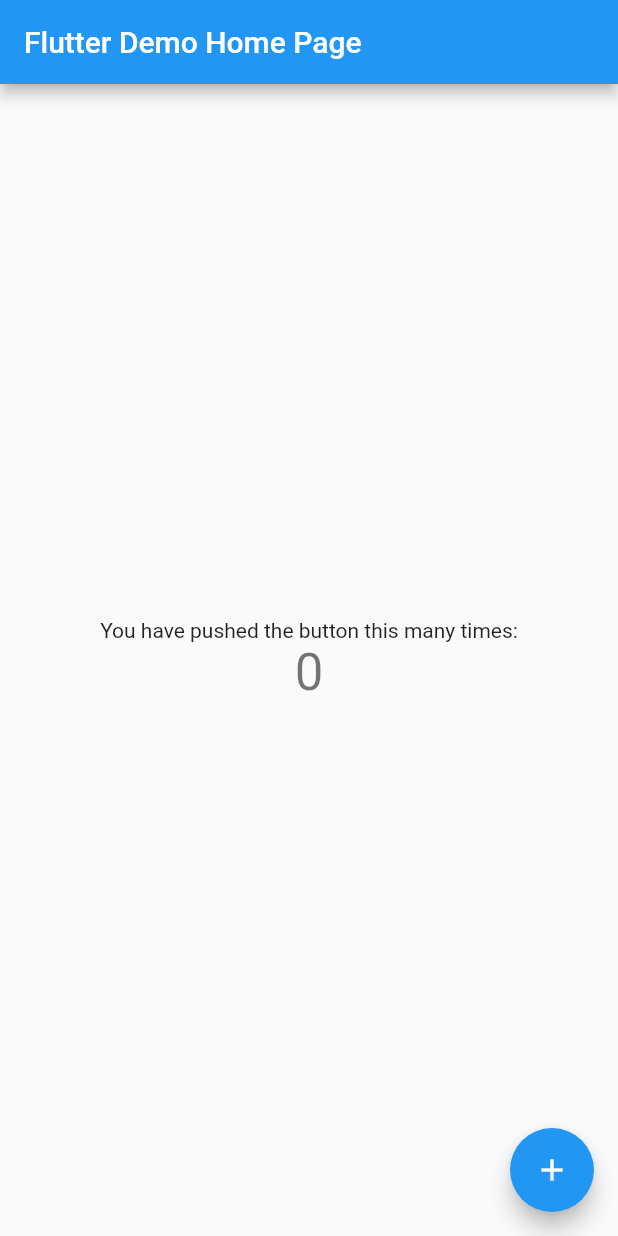
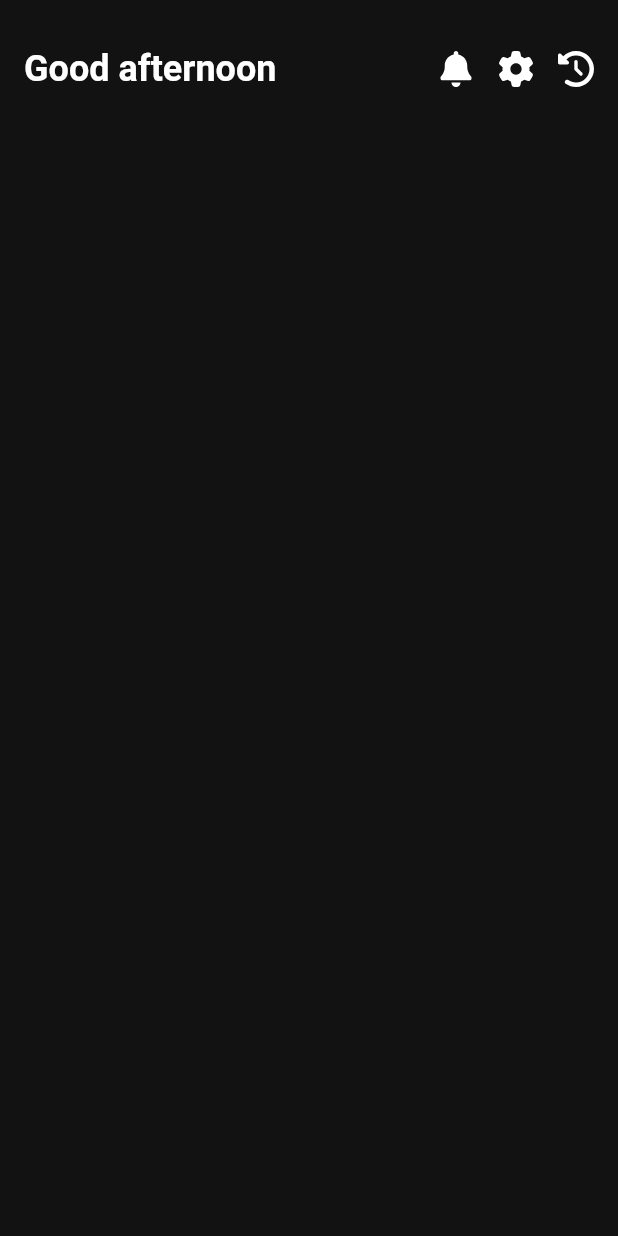
Before and after one commit to valentin-stamate/Mobile-Project, a Flutter app: the screen it shows after launch, on a phone screen of 412 x 824 dp. Run offline on Flutter 3.47's test engine with Material 2 defaults, Android fonts, the phone set to English and light mode, and no system bars; our stand-ins replace flutter_svg.

Commit message:
good afternoon

```diff
--- /dev/null
+++ b/lib/assets/assets.dart
@@ -0,0 +1,8 @@
+class Assets {
+  static const String iconPath = 'assets/icons';
+  static const String imagePath = 'assets/images';
+
+  static const String bellSolid = '$iconPath/bell-solid.svg';
+  static const String clockRotate = '$iconPath/clock-rotate-left-solid.svg';
+  static const String settings = '$iconPath/gear-solid.svg';
+}
--- /dev/null
+++ b/lib/home/components/intro.dart
@@ -0,0 +1,37 @@
+import 'package:flutter/material.dart';
+import 'package:spotify/assets/assets.dart';
+import 'package:spotify/utils/icon.dart';
+
+class Intro extends StatelessWidget {
+  const Intro({Key? key}) : super(key: key);
+
+  @override
+  Widget build(BuildContext context) {
+    return Container(
+      padding: const EdgeInsets.all(16),
+      decoration: const BoxDecoration(
+      ),
+      child: Row(
+        mainAxisAlignment: MainAxisAlignment.start,
+        crossAxisAlignment: CrossAxisAlignment.center,
+
+        children: const [
+          Text(
+            'Good afternoon',
+            style: TextStyle(
+              fontSize: 24,
+              fontWeight: FontWeight.bold,
+            ),
+          ),
+          Spacer(),
+          AppIcon(Assets.bellSolid),
+          SizedBox(width: 16),
+          AppIcon(Assets.settings),
+          SizedBox(width: 16),
+          AppIcon(Assets.clockRotate),
+        ]
+      )
+    );
+  }
+
+}
--- /dev/null
+++ b/lib/home/home.dart
@@ -0,0 +1,24 @@
+import 'package:flutter/material.dart';
+import 'package:flutter/services.dart';
+import 'package:spotify/home/components/intro.dart';
+
+class Home extends StatelessWidget {
+  const Home({Key? key}) : super(key: key);
+
+  @override
+  Widget build(BuildContext context) {
+    return Scaffold(
+      appBar: AppBar(),
+      body: Column(
+        mainAxisAlignment: MainAxisAlignment.start,
+        crossAxisAlignment: CrossAxisAlignment.stretch,
+
+        children: const [
+          SizedBox(height: 16),
+          Intro()
+        ],
+      ),
+    );
+  }
+
+}
--- a/lib/main.dart
+++ b/lib/main.dart
@@ -1,4 +1,6 @@
 import 'package:flutter/material.dart';
+import 'package:spotify/home/home.dart';
+import 'package:spotify/theme/theme.dart';
 
 void main() {
   runApp(const MyApp());
@@ -12,104 +14,8 @@ class MyApp extends StatelessWidget {
   Widget build(BuildContext context) {
     return MaterialApp(
       title: 'Flutter Demo',
-      theme: ThemeData(
-        // This is the theme of your application.
-        //
-        // Try running your application with "flutter run". You'll see the
-        // application has a blue toolbar. Then, without quitting the app, try
-        // changing the primarySwatch below to Colors.green and then invoke
-        // "hot reload" (press "r" in the console where you ran "flutter run",
-        // or simply save your changes to "hot reload" in a Flutter IDE).
-        // Notice that the counter didn't reset back to zero; the application
-        // is not restarted.
-        primarySwatch: Colors.blue,
-      ),
-      home: const MyHomePage(title: 'Flutter Demo Home Page'),
+      theme: spotifyTheme,
+      home: const Home(),
     );
   }
 }
-
-class MyHomePage extends StatefulWidget {
-  const MyHomePage({Key? key, required this.title}) : super(key: key);
-
-  // This widget is the home page of your application. It is stateful, meaning
-  // that it has a State object (defined below) that contains fields that affect
-  // how it looks.
-
-  // This class is the configuration for the state. It holds the values (in this
-  // case the title) provided by the parent (in this case the App widget) and
-  // used by the build method of the State. Fields in a Widget subclass are
-  // always marked "final".
-
-  final String title;
-
-  @override
-  State<MyHomePage> createState() => _MyHomePageState();
-}
-
-class _MyHomePageState extends State<MyHomePage> {
-  int _counter = 0;
-
-  void _incrementCounter() {
-    setState(() {
-      // This call to setState tells the Flutter framework that something has
-      // changed in this State, which causes it to rerun the build method below
-      // so that the display can reflect the updated values. If we changed
-      // _counter without calling setState(), then the build method would not be
-      // called again, and so nothing would appear to happen.
-      _counter++;
-    });
-  }
-
-  @override
-  Widget build(BuildContext context) {
-    // This method is rerun every time setState is called, for instance as done
-    // by the _incrementCounter method above.
-    //
-    // The Flutter framework has been optimized to make rerunning build methods
-    // fast, so that you can just rebuild anything that needs updating rather
-    // than having to individually change instances of widgets.
-    return Scaffold(
-      appBar: AppBar(
-        // Here we take the value from the MyHomePage object that was created by
-        // the App.build method, and use it to set our appbar title.
-        title: Text(widget.title),
-      ),
-      body: Center(
-        // Center is a layout widget. It takes a single child and positions it
-        // in the middle of the parent.
-        child: Column(
-          // Column is also a layout widget. It takes a list of children and
-          // arranges them vertically. By default, it sizes itself to fit its
-          // children horizontally, and tries to be as tall as its parent.
-          //
-          // Invoke "debug painting" (press "p" in the console, choose the
-          // "Toggle Debug Paint" action from the Flutter Inspector in Android
-          // Studio, or the "Toggle Debug Paint" command in Visual Studio Code)
-          // to see the wireframe for each widget.
-          //
-          // Column has various properties to control how it sizes itself and
-          // how it positions its children. Here we use mainAxisAlignment to
-          // center the children vertically; the main axis here is the vertical
-          // axis because Columns are vertical (the cross axis would be
-          // horizontal).
-          mainAxisAlignment: MainAxisAlignment.center,
-          children: <Widget>[
-            const Text(
-              'You have pushed the button this many times:',
-            ),
-            Text(
-              '$_counter',
-              style: Theme.of(context).textTheme.headline4,
-            ),
-          ],
-        ),
-      ),
-      floatingActionButton: FloatingActionButton(
-        onPressed: _incrementCounter,
-        tooltip: 'Increment',
-        child: const Icon(Icons.add),
-      ), // This trailing comma makes auto-formatting nicer for build methods.
-    );
-  }
-}
--- /dev/null
+++ b/lib/theme/theme.dart
@@ -0,0 +1,28 @@
+import 'package:flutter/material.dart';
+import 'package:flutter/services.dart';
+
+const backgroundColor = Color(0xFF121212); // #121212
+const transparent = Color.fromRGBO(0, 0, 0, 0);
+
+var spotifyTheme = ThemeData(
+  backgroundColor: backgroundColor,
+  scaffoldBackgroundColor: backgroundColor,
+  dialogBackgroundColor: backgroundColor,
+  appBarTheme: const AppBarTheme(
+    backgroundColor: backgroundColor,
+    shadowColor: transparent,
+    toolbarHeight: 0,
+    systemOverlayStyle: SystemUiOverlayStyle(
+      systemNavigationBarColor: backgroundColor,
+      systemNavigationBarIconBrightness: Brightness.light,
+      systemNavigationBarDividerColor: null,
+      // statusBarColor: Color(0xFFD59898),
+      statusBarIconBrightness: Brightness.light,
+      statusBarBrightness: Brightness.dark,
+    ),
+  ),
+  textTheme: const TextTheme(
+    bodyText1: TextStyle(color: Colors.white,),
+    bodyText2: TextStyle(color: Colors.white,)
+  )
+);
--- /dev/null
+++ b/lib/utils/icon.dart
@@ -0,0 +1,19 @@
+import 'package:flutter/material.dart';
+import 'package:flutter_svg/svg.dart';
+
+class AppIcon extends StatelessWidget {
+  final String _path;
+
+  const AppIcon(this._path);
+
+  @override
+  Widget build(BuildContext context) {
+    return SvgPicture.asset(
+      _path,
+      width: 24,
+      height: 24,
+      color: Colors.white,
+    );
+  }
+
+}
```
Also changed, not shown: pubspec.yaml (+4 -3 lines), assets/icons/bell-solid.svg (added), assets/icons/clock-rotate-left-solid.svg (added), assets/icons/gear-solid.svg (added), lib/home/components/episodes.dart (added), pubspec.lock, 1 other file.
